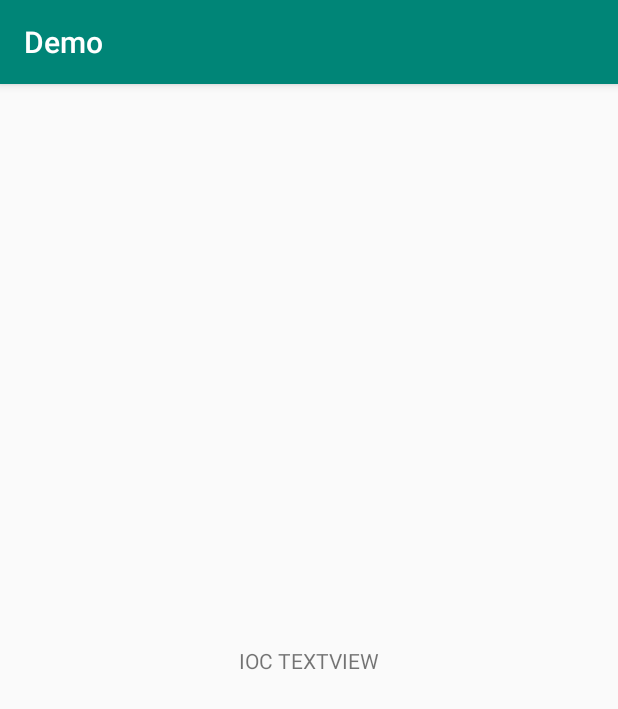
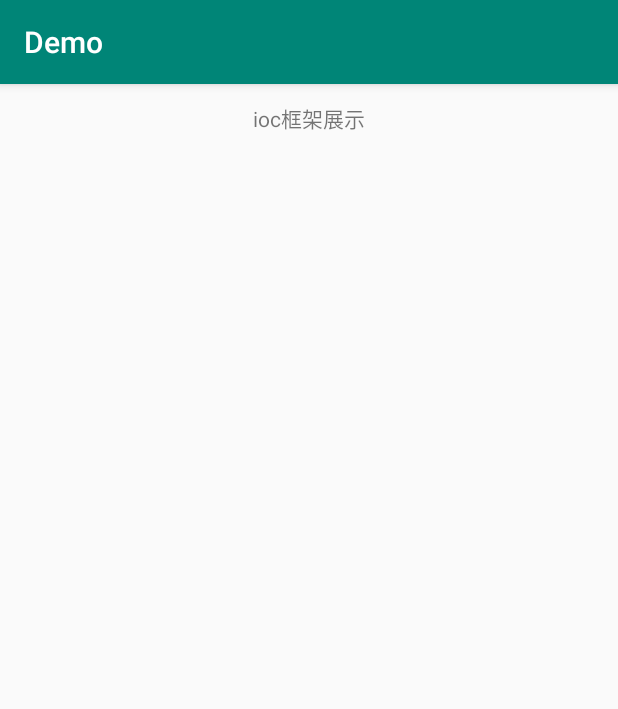
Before and after one commit to itliuhao/haoLabrary, an Android app: the screen it shows after launch (MainActivity), on a phone screen of 412 x 824 dp. Shown: the top 709 px of the screen. Run offline under Robolectric (Android 15) with nearby library versions, the phone set to English and light mode, and no system bars.

Commit message:
ioc框架整理

```diff
--- a/app/build.gradle
+++ b/app/build.gradle
@@ -27,5 +27,5 @@ dependencies {
     androidTestImplementation 'androidx.test:runner:1.2.0'
     androidTestImplementation 'androidx.test.espresso:espresso-core:3.2.0'
     implementation project(path: ':baselibrary')
-    implementation 'org.xutils:xutils:3.8.8'
+//    implementation 'org.xutils:xutils:3.8.8'
 }
--- a/app/src/main/java/com/wander/demo/MainActivity.java
+++ b/app/src/main/java/com/wander/demo/MainActivity.java
@@ -1,19 +1,19 @@
 package com.wander.demo;
-
-import androidx.appcompat.app.AppCompatActivity;
 
 import android.os.Bundle;
 import android.widget.TextView;
 import android.widget.Toast;
 
-import com.wander.baselibrary.ioc.OnClickCheckUtils;
+import androidx.appcompat.app.AppCompatActivity;
+
 import com.wander.baselibrary.ioc.OnClick;
 import com.wander.baselibrary.ioc.OnClickCheck;
+import com.wander.baselibrary.ioc.OnClickCheckUtils;
 import com.wander.baselibrary.ioc.ViewBind;
 import com.wander.baselibrary.ioc.ViewUtils;
 
 public class MainActivity extends AppCompatActivity {
-    @ViewBind(R.id.tv_text)
+    @ViewBind({R.id.tv_ioc})
     private TextView textView;
 
     @Override
@@ -23,11 +23,10 @@ public class MainActivity extends AppCompatActivity {
 
         ViewUtils.inject(this);
 
-        textView.setText("IOC TEXTVIEW");
     }
 
-    @OnClick(R.id.tv_text)
-//    @OnClickCheck(type = OnClickCheckUtils.CHECK_ALL)
+    @OnClick(R.id.tv_ioc)
+    @OnClickCheck(type = OnClickCheckUtils.CHECK_CLICKFAST,time = 1000)
     private void onClick() {
         Toast.makeText(this, "sdasdad", Toast.LENGTH_SHORT).show();
     }
--- a/app/src/main/res/layout/activity_main.xml
+++ b/app/src/main/res/layout/activity_main.xml
@@ -1,19 +1,30 @@
 <?xml version="1.0" encoding="utf-8"?>
-<androidx.constraintlayout.widget.ConstraintLayout xmlns:android="http://schemas.android.com/apk/res/android"
+<LinearLayout
+    xmlns:android="http://schemas.android.com/apk/res/android"
     xmlns:app="http://schemas.android.com/apk/res-auto"
     xmlns:tools="http://schemas.android.com/tools"
     android:layout_width="match_parent"
     android:layout_height="match_parent"
-    tools:context=".MainActivity">
+    tools:context=".MainActivity"
+    android:orientation="vertical">
 
-    <TextView
-        android:id="@+id/tv_text"
-        android:layout_width="wrap_content"
-        android:layout_height="wrap_content"
-        android:text="Hello World!"
-        app:layout_constraintBottom_toBottomOf="parent"
-        app:layout_constraintLeft_toLeftOf="parent"
-        app:layout_constraintRight_toRightOf="parent"
-        app:layout_constraintTop_toTopOf="parent" />
+    <ScrollView
+        android:layout_width="match_parent"
+        android:layout_height="match_parent">
 
-</androidx.constraintlayout.widget.ConstraintLayout>
+        <LinearLayout
+            android:layout_width="match_parent"
+            android:layout_height="match_parent"
+            android:orientation="vertical">
+
+            <TextView
+                android:id="@+id/tv_ioc"
+                android:layout_width="match_parent"
+                android:layout_height="45dp"
+                android:text="ioc框架展示"
+                android:gravity="center"/>
+
+        </LinearLayout>
+    </ScrollView>
+
+</LinearLayout>
```
Also changed, not shown: 1 other file.
